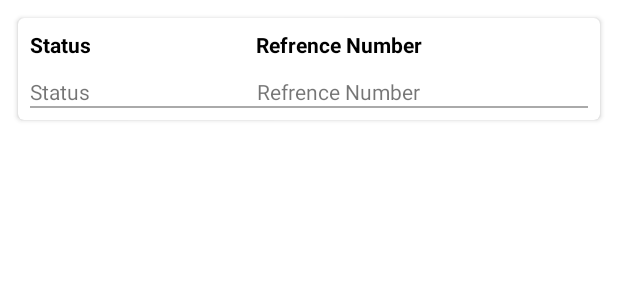
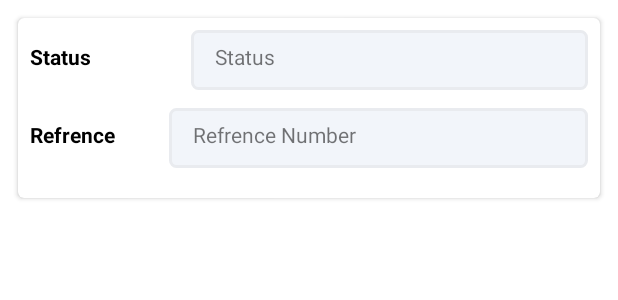
Before and after one commit to Zia-Ur-Rehman1/Ubees, an Android app: the layout placed_order_item.xml on its own in the app's theme, with its tools: preview values and no code run, on a phone screen of 412 x 824 dp. Shown: the top 300 px of the screen. Run offline under Robolectric (Android 15) with nearby library versions, the phone set to English and light mode, and no system bars.

Commit message:
Admin Order panel created

```diff
--- a/app/src/main/res/drawable/ic_wave_2.xml
+++ b/app/src/main/res/drawable/ic_wave_2.xml
@@ -5,5 +5,5 @@
     android:viewportHeight="320">
   <path
       android:pathData="M0,32L60,74.7C120,117 240,203 360,229.3C480,256 600,224 720,186.7C840,149 960,107 1080,96C1200,85 1320,107 1380,117.3L1440,128L1440,320L1380,320C1320,320 1200,320 1080,320C960,320 840,320 720,320C600,320 480,320 360,320C240,320 120,320 60,320L0,320Z"
-      android:fillColor="#0099ff"/>
+      android:fillColor="@color/colorPrimaryDark"/>
 </vector>
--- a/app/src/main/res/layout/activity_order.xml
+++ b/app/src/main/res/layout/activity_order.xml
@@ -95,14 +95,14 @@
             android:text="City"
 
             />
-        <TextView
+        <EditText
             android:id="@+id/orderStatus"
             android:layout_width="match_parent"
             android:layout_height="wrap_content"
             android:textStyle="bold"
             android:textColor="@color/black"
-
             android:layout_weight="1"
+            android:focusable="false"
             android:text="Status" />
     </LinearLayout>
     <androidx.cardview.widget.CardView
--- a/app/src/main/res/layout/nav_header.xml
+++ b/app/src/main/res/layout/nav_header.xml
@@ -11,7 +11,7 @@
     <ImageView
         android:layout_width="80dp"
         android:layout_height="80dp"
-        android:src="@drawable/ic_add"/>
+        android:src="@drawable/logo"/>
          />
 
     <TextView
@@ -20,5 +20,5 @@
         android:textColor="@android:color/white"
         android:layout_width="match_parent"
         android:layout_height="wrap_content"
-        android:text="Quiz Yourself Daily" />
+        android:text="Eat sweet speak sweet" />
 </LinearLayout>
--- a/app/src/main/res/layout/placed_order_item.xml
+++ b/app/src/main/res/layout/placed_order_item.xml
@@ -12,8 +12,7 @@
     <LinearLayout
         android:layout_width="match_parent"
         android:layout_height="wrap_content"
-        android:orientation="vertical"
-        >
+        android:orientation="vertical">
         <LinearLayout
             android:layout_width="match_parent"
             android:layout_height="wrap_content"
@@ -29,40 +28,36 @@
                 android:textColor="@color/black"
                 />
             <TextView
-        android:layout_weight="1"
+                android:id="@+id/placedOrderStatus"
+                android:layout_weight="3"
                 android:layout_width="wrap_content"
                 android:layout_height="wrap_content"
-        android:text="Refrence Number"
-        android:textStyle="bold"
-        android:textColor="@color/black"
-
+                android:text="Status"
+                android:background="@drawable/edit_text_background"
                 />
         </LinearLayout>
         <LinearLayout
             android:layout_width="match_parent"
             android:layout_height="wrap_content"
+            android:layout_marginBottom="12dp"
             android:orientation="horizontal">
 
             <TextView
-                android:id="@+id/placedOrderStatus"
                 android:layout_weight="1"
                 android:layout_width="wrap_content"
                 android:layout_height="wrap_content"
-                android:text="Status"
+                android:textStyle="bold"
+                android:text="Refrence"
+                android:textColor="@color/black"
                 />
-
             <TextView
-                android:id="@+id/placedRefrenceNumber"
-                android:layout_weight="1"
+                android:id="@+id/placedOrderRefrenceNumber"
+                android:layout_weight="4"
                 android:layout_width="wrap_content"
                 android:layout_height="wrap_content"
                 android:text="Refrence Number"
+                android:background="@drawable/edit_text_background"
                 />
         </LinearLayout>
-<View
-    android:layout_width="match_parent"
-    android:layout_height="1dp"
-    android:background="@android:color/darker_gray"
-    />
     </LinearLayout>
 </androidx.cardview.widget.CardView>
--- a/app/src/main/res/menu/toggel_menu.xml
+++ b/app/src/main/res/menu/toggel_menu.xml
@@ -5,6 +5,7 @@
 
 <!--    <item android:title="Follow Us" android:id="@+id/btnFollowUs"/>-->
     <item android:title="Profile" android:id="@+id/btnProfile" />
+    <item android:title="Order" android:id="@+id/btnOrder" />
     <item android:title="Log Out" android:id="@+id/btnlogout" />
-    <item android:title="Order" android:id="@+id/btnOrder" />
+
 </menu>
```
Also changed, not shown: app/src/main/AndroidManifest.xml (+11 -11 lines), app/src/main/java/com/example/ubees/activities/Order.java (+16 -9 lines), app/src/main/java/com/example/ubees/activities/OrderPlaced.java (+6 -1 lines), app/src/main/java/com/example/ubees/adapter/PlacedOrderAdapter.java (+7 -3 lines), app/src/main/res/drawable/logo.jpg (added). Lines whose indentation alone changed are shown as unchanged.
